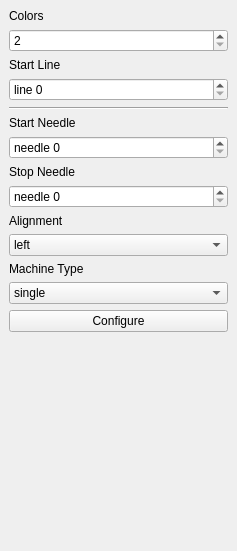
Before: the Qt Designer form software/python/ayab/plugins/ayab_plugin/ayab_options.ui in AllYarnsAreBeautiful/ayab-desktop, drawn with Qt 5.
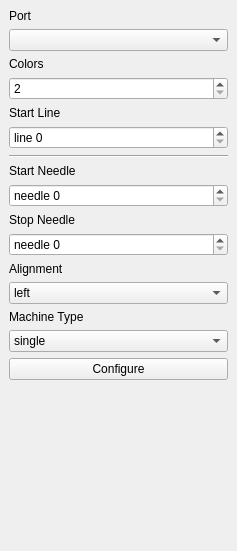
After: the same form once the commit is applied.

Commit message: moving serial_port_dropdown to ayab_options.ui

The edit to the form file:
```diff
--- a/software/python/ayab/plugins/ayab_plugin/ayab_options.ui
+++ b/software/python/ayab/plugins/ayab_plugin/ayab_options.ui
@@ -15,6 +15,16 @@
   </property>
   <widget class="QWidget" name="ayab_config">
    <layout class="QVBoxLayout" name="verticalLayout">
+    <item>
+     <widget class="QLabel" name="label_7">
+      <property name="text">
+       <string>Port</string>
+      </property>
+     </widget>
+    </item>
+    <item>
+     <widget class="QComboBox" name="serial_port_dropdown"/>
+    </item>
     <item>
      <widget class="QLabel" name="label_6">
       <property name="text">
```
The commit also changes 3 other files.
